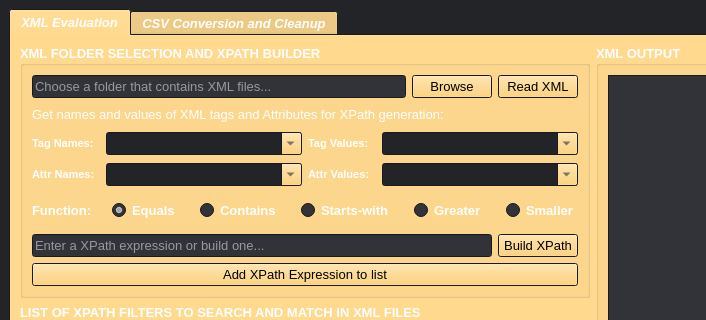
The window that src/xmluvation/resources/ui/XMLuvation.ui (zaricj/XMLuvation) describes before a commit, drawn with Qt 5; both pictures show x 0 to 706 and y 0 to 320 of the 1182 by 972 pixel window.
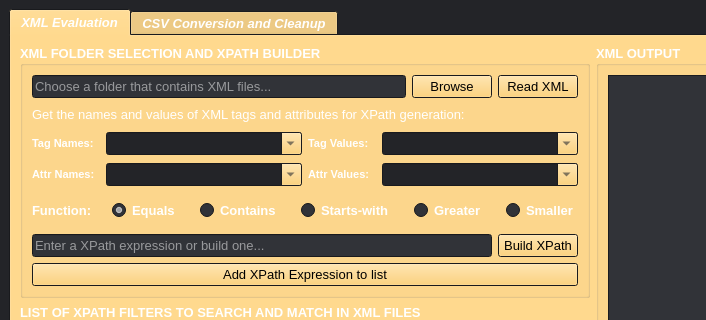
The same window after the commit. Icons and pictures are not drawn.

Patch:
```diff
--- a/src/xmluvation/resources/ui/XMLuvation.ui
+++ b/src/xmluvation/resources/ui/XMLuvation.ui
@@ -486,7 +486,7 @@
                   </font>
                  </property>
                  <property name="text">
-                  <string>Get names and values of XML tags and Attributes for XPath generation:</string>
+                  <string>Get the names and values of XML tags and attributes for XPath generation:</string>
                  </property>
                 </widget>
                </item>
```
Left out of the diff: 2 changed lines with no effect on the pictures.
